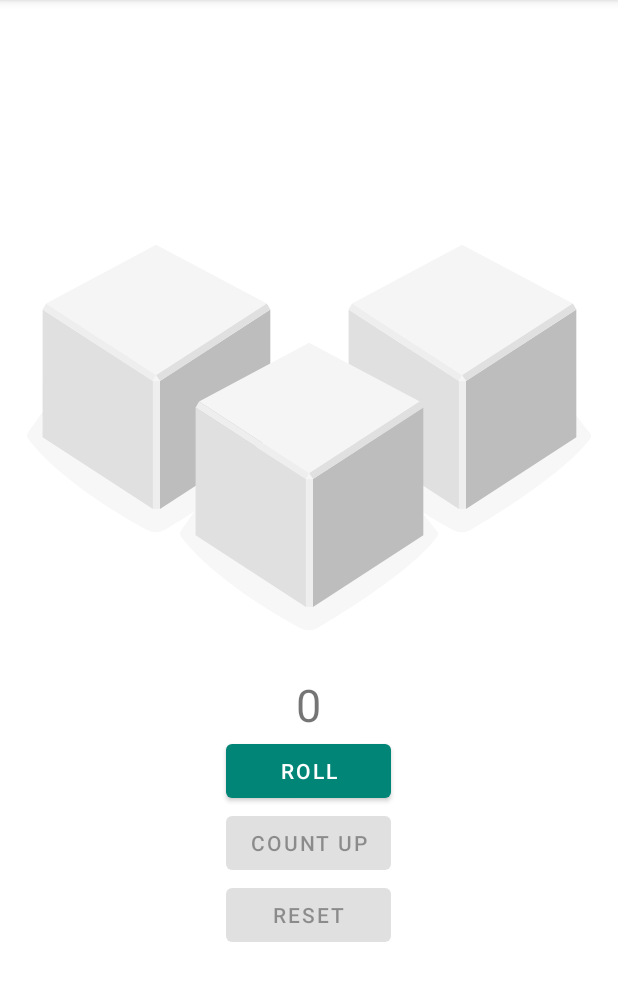
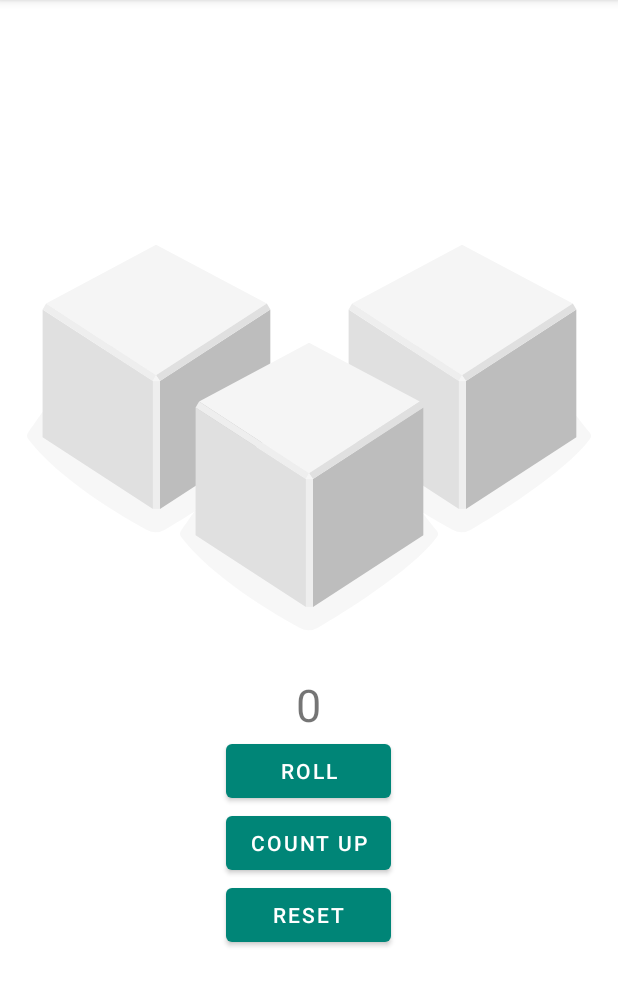
Before and after one commit to BeckDenis/DiceRoller, an Android app: the screen it shows after launch (MainActivity), in the options menu, after a tap on "Three Roll Dice", on a phone screen of 412 x 824 dp, the part 84-1091 px from its top. Run offline under Robolectric (Android 15) with nearby library versions, the phone set to English and light mode, and no system bars.

Commit message:
added viemodel and "land" orientation

```diff
--- a/app/build.gradle
+++ b/app/build.gradle
@@ -40,4 +40,7 @@ dependencies {
 
     // Material design
     implementation 'com.google.android.material:material:1.2.0-alpha02'
+
+    // ViewModel
+    implementation 'androidx.lifecycle:lifecycle-extensions:2.1.0'
 }
--- a/app/src/main/AndroidManifest.xml
+++ b/app/src/main/AndroidManifest.xml
@@ -11,8 +11,7 @@
         android:supportsRtl="true"
         android:theme="@style/AppTheme"
         tools:ignore="AllowBackup,GoogleAppIndexingWarning">
-        <activity android:name=".MainActivity"
-            android:screenOrientation="portrait">
+        <activity android:name=".MainActivity">
             <intent-filter>
                 <action android:name="android.intent.action.MAIN" />
 
--- a/app/src/main/java/com/example/android/diceroller/MainActivity.kt
+++ b/app/src/main/java/com/example/android/diceroller/MainActivity.kt
@@ -1,43 +1,35 @@
 package com.example.android.diceroller
 
-import android.annotation.SuppressLint
 import androidx.appcompat.app.AppCompatActivity
 import android.os.Bundle
 import android.view.Menu
 import android.view.MenuItem
 import android.view.View
 import android.widget.Toast
+import androidx.lifecycle.ViewModelProviders
 import kotlinx.android.synthetic.main.activity_main.*
 import kotlinx.android.synthetic.main.one_roll_dice.*
 import kotlinx.android.synthetic.main.three_roll_dice.*
 import kotlinx.android.synthetic.main.two_roll_dice.*
 import kotlinx.coroutines.*
-import java.util.*
-
-private const val MAX_RANDOM_NUMBER = 6
 
 class MainActivity : AppCompatActivity() {
-    private var modeFactor: Int = 1
 
-    private var rollOne: Int = 0
-    private var rollTwo: Int = 0
-    private var rollThree: Int = 0
-
-    private var currentMode: Mode = Mode.ONE
+    private lateinit var viewModel: MainViewModel
 
     override fun onCreate(savedInstanceState: Bundle?) {
         super.onCreate(savedInstanceState)
         setContentView(R.layout.activity_main)
 
-        roll_button.setOnClickListener {
-            GlobalScope.launch(context = Dispatchers.Main) {
-                state(false)
-                startRoll()
-                state(true)
-            }
-        }
+        viewModel = ViewModelProviders.of(this).get(MainViewModel::class.java)
+
+        roll_button.setOnClickListener { roll() }
         count_up_button.setOnClickListener { countUp() }
         reset_button.setOnClickListener { reset() }
+
+        updateImage()
+        updateScore()
+        changeView()
     }
 
     override fun onCreateOptionsMenu(menu: Menu): Boolean {
@@ -47,146 +39,72 @@ class MainActivity : AppCompatActivity() {
 
     override fun onOptionsItemSelected(item: MenuItem): Boolean {
         when (item.itemId) {
-            R.id.mode_one   -> changeMode(Mode.ONE)
-            R.id.mode_two   -> changeMode(Mode.TWO)
-            R.id.mode_three -> changeMode(Mode.THREE)
+            R.id.mode_one -> viewModel.changeMode(Mode.ONE)
+            R.id.mode_two -> viewModel.changeMode(Mode.TWO)
+            R.id.mode_three -> viewModel.changeMode(Mode.THREE)
         }
+        changeView()
+        reset()
         return true
     }
 
-    private suspend fun startRoll() {
-        (0..9).forEach { _ ->
-            when (currentMode) {
-                Mode.ONE -> startRollModeOne()
-                Mode.TWO -> startRollModeTwo()
-                Mode.THREE -> startRollModeThree()
+    private fun roll() {
+        GlobalScope.launch(context = Dispatchers.Main) {
+            state(false)
+            repeat(10) {
+                viewModel.startRoll()
+                updateImage()
+                updateScore()
+            }
+            state(true)
+        }
+    }
+
+    private fun countUp() {
+        if (!viewModel.checkMaxScore()) {
+            viewModel.countUp()
+            updateScore()
+            updateImage()
+        } else {
+            Toast.makeText(baseContext, getString(R.string.toast_text), Toast.LENGTH_SHORT).show()
+        }
+    }
+
+    private fun updateImage() {
+        when (viewModel.currentMode) {
+            Mode.ONE -> {
+                dice_image1.setImageResource(viewModel.rollDiceImage(viewModel.rollOne))
+            }
+            Mode.TWO -> {
+                dice_image2.setImageResource(viewModel.rollDiceImage(viewModel.rollOne))
+                dice_image3.setImageResource(viewModel.rollDiceImage(viewModel.rollTwo))
+            }
+            Mode.THREE -> {
+                dice_image4.setImageResource(viewModel.rollDiceImage(viewModel.rollOne))
+                dice_image5.setImageResource(viewModel.rollDiceImage(viewModel.rollTwo))
+                dice_image6.setImageResource(viewModel.rollDiceImage(viewModel.rollThree))
             }
         }
     }
 
-    @SuppressLint("SetTextI18n")
-    private fun countUp() {
-        val rollNumber = result_text.text.toString().toInt()
-        if (rollNumber < MAX_RANDOM_NUMBER * modeFactor) {
-            result_text.text = "${rollNumber + 1}"
-            when (currentMode) {
-                Mode.ONE -> countUpModeOne()
-                Mode.TWO -> countUpModeTwo()
-                Mode.THREE -> countUpModeThree()
-            }
-
-        } else {
-            count_up_button.isEnabled = false
-
-            Toast.makeText(
-                baseContext,
-                "It's already ${MAX_RANDOM_NUMBER * modeFactor}.",
-                Toast.LENGTH_SHORT
-            ).show()
-        }
+    private fun updateScore() {
+        result_text.text = viewModel.resultScore.toString()
     }
 
-    private suspend fun startRollModeOne() {
-        rollOne = rollDice()
-        result_text.text = (rollOne).toString()
-        dice_image1.setImageResource(rollDiceImage(rollOne))
-        delay(50)
-    }
-
-    private suspend fun startRollModeTwo() {
-        rollOne = rollDice()
-        dice_image2.setImageResource(rollDiceImage(rollOne))
-
-        rollTwo = rollDice()
-        dice_image3.setImageResource(rollDiceImage(rollTwo))
-
-        result_text.text = (rollOne + rollTwo).toString()
-        delay(50)
-    }
-
-    private suspend fun startRollModeThree() {
-        rollOne = rollDice()
-        dice_image4.setImageResource(rollDiceImage(rollOne))
-
-        rollTwo = rollDice()
-        dice_image5.setImageResource(rollDiceImage(rollTwo))
-
-        rollThree = rollDice()
-        dice_image6.setImageResource(rollDiceImage(rollThree))
-
-        result_text.text = (rollOne + rollTwo + rollThree).toString()
-        delay(50)
-    }
-
-    private fun rollDice(): Int {
-        return Random().nextInt(MAX_RANDOM_NUMBER) + 1
-    }
-
-    private fun countUpModeOne() {
-        rollOne++
-        dice_image1.setImageResource(rollDiceImage(rollOne))
-    }
-
-    private fun countUpModeTwo() {
-        when {
-            rollOne < MAX_RANDOM_NUMBER -> {
-                rollOne++
-                dice_image2.setImageResource(rollDiceImage(rollOne))
-            }
-            rollTwo < MAX_RANDOM_NUMBER -> {
-                rollTwo++
-                dice_image3.setImageResource(rollDiceImage(rollTwo))
-            }
-        }
-    }
-
-    private fun countUpModeThree() {
-        when {
-            rollOne < MAX_RANDOM_NUMBER -> {
-                rollOne++
-                dice_image4.setImageResource(rollDiceImage(rollOne))
-            }
-            rollTwo < MAX_RANDOM_NUMBER -> {
-                rollTwo++
-                dice_image5.setImageResource(rollDiceImage(rollTwo))
-            }
-            rollThree < MAX_RANDOM_NUMBER -> {
-                rollThree++
-                dice_image6.setImageResource(rollDiceImage(rollThree))
-            }
-        }
+    private fun state(value: Boolean) {
+        roll_button.isEnabled = value
+        count_up_button.isEnabled = value
+        reset_button.isEnabled = value
     }
 
     private fun reset() {
-        result_text.setText(R.string.base_text)
-        dice_image1.setImageResource(R.drawable.empty_dice)
-        dice_image2.setImageResource(R.drawable.empty_dice)
-        dice_image3.setImageResource(R.drawable.empty_dice)
-        dice_image4.setImageResource(R.drawable.empty_dice)
-        dice_image5.setImageResource(R.drawable.empty_dice)
-        dice_image6.setImageResource(R.drawable.empty_dice)
-
-        startState()
-    }
-
-    private fun changeMode(mode: Mode) {
-        currentMode = mode
-
-        changeModeFactor()
-        changeView()
-        reset()
-    }
-
-    private fun changeModeFactor() {
-        modeFactor = when (currentMode) {
-            Mode.ONE   -> 1
-            Mode.TWO   -> 2
-            Mode.THREE -> 3
-        }
+        viewModel.reset()
+        updateScore()
+        updateImage()
     }
 
     private fun changeView() {
-        when (currentMode) {
+        when (viewModel.currentMode) {
             Mode.ONE -> {
                 one_roll_dice.visibility = View.VISIBLE
                 two_roll_dice.visibility = View.GONE
@@ -206,24 +124,4 @@ class MainActivity : AppCompatActivity() {
             }
         }
     }
-
-    private fun startState() {
-        count_up_button.isEnabled = false
-        reset_button.isEnabled = false
-    }
-
-    private fun state(value: Boolean) {
-        roll_button.isEnabled = value
-        count_up_button.isEnabled = value
-        reset_button.isEnabled = value
-    }
-
-    private fun rollDiceImage(number: Int) = when (number) {
-        1 -> R.drawable.dice_1
-        2 -> R.drawable.dice_2
-        3 -> R.drawable.dice_3
-        4 -> R.drawable.dice_4
-        5 -> R.drawable.dice_5
-        else -> R.drawable.dice_6
-    }
 }
--- /dev/null
+++ b/app/src/main/java/com/example/android/diceroller/MainViewModel.kt
@@ -0,0 +1,88 @@
+package com.example.android.diceroller
+
+import androidx.lifecycle.ViewModel
+import kotlinx.coroutines.delay
+import java.util.*
+
+private const val MAX_RANDOM_NUMBER = 6
+
+class MainViewModel : ViewModel() {
+    private var modeFactor: Int = 1
+
+    var rollOne: Int = 0
+    var rollTwo: Int = 0
+    var rollThree: Int = 0
+
+    var resultScore: Int = 0
+    var currentMode: Mode = Mode.ONE
+
+    suspend fun startRoll() {
+        when (currentMode) {
+            Mode.ONE -> startRollModeOne()
+            Mode.TWO -> startRollModeTwo()
+            Mode.THREE -> startRollModeThree()
+        }
+        resultScore = countScore()
+        delay(50)
+    }
+
+    fun countUp() {
+        when {
+            rollOne < MAX_RANDOM_NUMBER -> rollOne++
+            rollTwo < MAX_RANDOM_NUMBER -> rollTwo++
+            rollThree < MAX_RANDOM_NUMBER -> rollThree++
+        }
+        resultScore = countScore()
+    }
+
+    fun checkMaxScore() = resultScore == MAX_RANDOM_NUMBER * modeFactor
+
+    private fun startRollModeOne() {
+        rollOne = rollDice()
+    }
+
+    private fun startRollModeTwo() {
+        rollOne = rollDice()
+        rollTwo = rollDice()
+    }
+
+    private fun startRollModeThree() {
+        rollOne = rollDice()
+        rollTwo = rollDice()
+        rollThree = rollDice()
+    }
+
+    private fun countScore() = rollOne + rollTwo + rollThree
+
+    private fun rollDice() = Random().nextInt(MAX_RANDOM_NUMBER) + 1
+
+    fun changeMode(mode: Mode) {
+        currentMode = mode
+        changeModeFactor()
+    }
+
+    private fun changeModeFactor() {
+        modeFactor = when (currentMode) {
+            Mode.ONE -> 1
+            Mode.TWO -> 2
+            Mode.THREE -> 3
+        }
+    }
+
+    fun rollDiceImage(number: Int) = when (number) {
+        0 -> R.drawable.empty_dice
+        1 -> R.drawable.dice_1
+        2 -> R.drawable.dice_2
+        3 -> R.drawable.dice_3
+        4 -> R.drawable.dice_4
+        5 -> R.drawable.dice_5
+        else -> R.drawable.dice_6
+    }
+
+    fun reset() {
+        rollOne = 0
+        rollTwo = 0
+        rollThree = 0
+        resultScore = 0
+    }
+}
--- /dev/null
+++ b/app/src/main/res/layout-land/activity_main.xml
@@ -0,0 +1,75 @@
+<?xml version="1.0" encoding="utf-8"?>
+<androidx.constraintlayout.widget.ConstraintLayout xmlns:android="http://schemas.android.com/apk/res/android"
+    xmlns:app="http://schemas.android.com/apk/res-auto"
+    xmlns:tools="http://schemas.android.com/tools"
+    android:layout_width="match_parent"
+    android:layout_height="match_parent"
+    tools:context=".MainActivity">
+
+    <androidx.constraintlayout.widget.ConstraintLayout
+        android:id="@+id/roll_dice_con"
+        android:layout_width="0dp"
+        android:layout_height="0dp"
+        android:layout_margin="20dp"
+        app:layout_constraintBottom_toBottomOf="parent"
+        app:layout_constraintEnd_toStartOf="@id/guide_line"
+        app:layout_constraintStart_toStartOf="parent"
+        app:layout_constraintTop_toTopOf="parent">
+
+        <include layout="@layout/one_roll_dice" />
+
+        <include layout="@layout/two_roll_dice" />
+
+        <include layout="@layout/three_roll_dice" />
+
+    </androidx.constraintlayout.widget.ConstraintLayout>
+
+    <androidx.constraintlayout.widget.Guideline
+        android:id="@+id/guide_line"
+        android:layout_width="wrap_content"
+        android:layout_height="wrap_content"
+        android:orientation="vertical"
+        app:layout_constraintGuide_end="150dp" />
+
+    <TextView
+        android:id="@+id/result_text"
+        android:layout_width="wrap_content"
+        android:layout_height="wrap_content"
+        android:layout_gravity="center_horizontal"
+        android:text="@string/hello_text"
+        android:textSize="30sp"
+        app:layout_constraintBottom_toBottomOf="parent"
+        app:layout_constraintBottom_toTopOf="@id/roll_button"
+        app:layout_constraintEnd_toEndOf="parent"
+        app:layout_constraintStart_toStartOf="@id/guide_line"
+        app:layout_constraintTop_toTopOf="parent" />
+
+    <Button
+        android:id="@+id/roll_button"
+        style="@style/button"
+        android:text="@string/roll_label"
+        app:layout_constraintBottom_toTopOf="@id/count_up_button"
+        app:layout_constraintEnd_toEndOf="parent"
+        app:layout_constraintStart_toStartOf="@id/guide_line"
+        app:layout_constraintTop_toBottomOf="@id/result_text" />
+
+    <Button
+        android:id="@+id/count_up_button"
+        style="@style/button"
+        android:text="@string/count_up_label"
+        app:layout_constraintBottom_toTopOf="@id/reset_button"
+        app:layout_constraintEnd_toEndOf="parent"
+        app:layout_constraintStart_toStartOf="@id/guide_line"
+        app:layout_constraintTop_toBottomOf="@id/roll_button" />
+
+    <Button
+        android:id="@+id/reset_button"
+        style="@style/button"
+        android:text="@string/reset_label"
+        app:layout_constraintBottom_toBottomOf="@id/roll_dice_con"
+        app:layout_constraintEnd_toEndOf="parent"
+        app:layout_constraintStart_toStartOf="@id/guide_line"
+        app:layout_constraintTop_toBottomOf="@id/count_up_button" />
+
+
+</androidx.constraintlayout.widget.ConstraintLayout>
--- a/app/src/main/res/layout/activity_main.xml
+++ b/app/src/main/res/layout/activity_main.xml
@@ -29,13 +29,11 @@
     <Button
         android:id="@+id/count_up_button"
         style="@style/button"
-        android:enabled="false"
         android:text="@string/count_up_label" />
 
     <Button
         android:id="@+id/reset_button"
         style="@style/button"
-        android:enabled="false"
         android:text="@string/reset_label" />
 
 
--- a/app/src/main/res/layout/one_roll_dice.xml
+++ b/app/src/main/res/layout/one_roll_dice.xml
@@ -10,7 +10,7 @@
         <ImageView
             android:id="@+id/dice_image1"
             android:layout_width="wrap_content"
-            android:layout_height="315dp"
+            android:layout_height="wrap_content"
             app:layout_constraintTop_toTopOf="parent"
             app:layout_constraintStart_toStartOf="parent"
             app:layout_constraintEnd_toEndOf="parent"
--- a/app/src/main/res/values/strings.xml
+++ b/app/src/main/res/values/strings.xml
@@ -10,6 +10,7 @@
     <string name="mode_label">Mode</string>
     <string name="hello_text">Hello!</string>
     <string name="base_text">0</string>
+    <string name="toast_text">Maximum points</string>
 
 
     <string name="mode_one">One Roll Dice</string>
--- a/build.gradle
+++ b/build.gradle
@@ -8,7 +8,7 @@ buildscript {
 
     }
     dependencies {
-        classpath 'com.android.tools.build:gradle:3.5.2'
+        classpath 'com.android.tools.build:gradle:3.5.3'
         classpath "org.jetbrains.kotlin:kotlin-gradle-plugin:$kotlin_version"
         // NOTE: Do not place your application dependencies here; they belong
         // in the individual module build.gradle files
```
